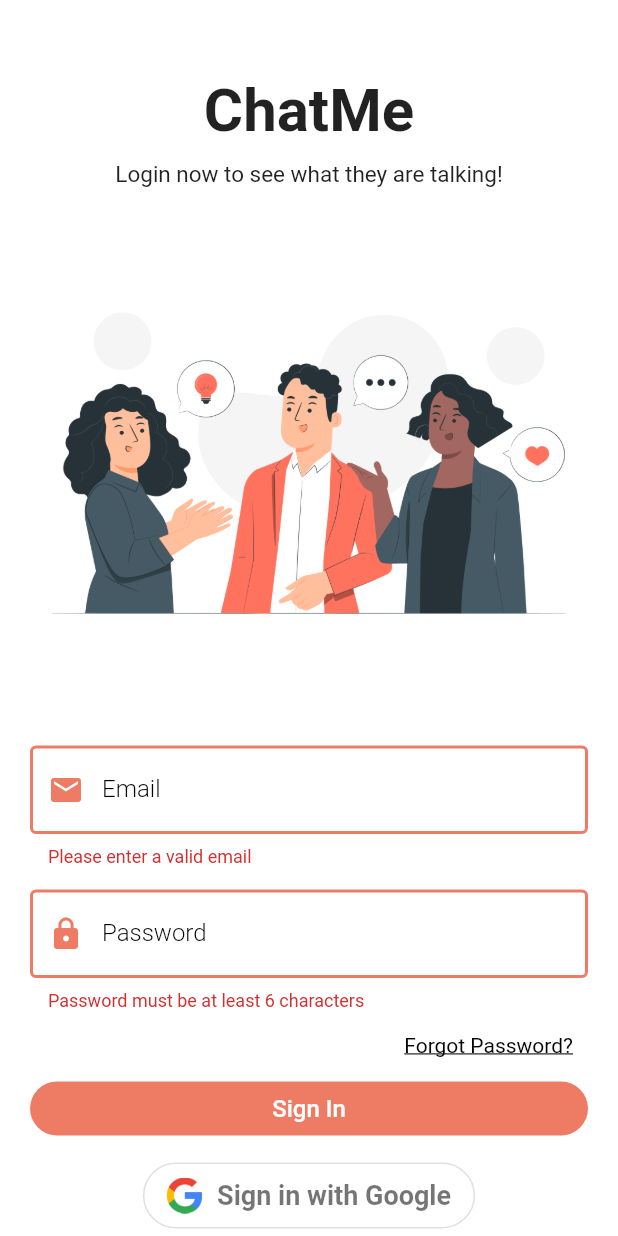
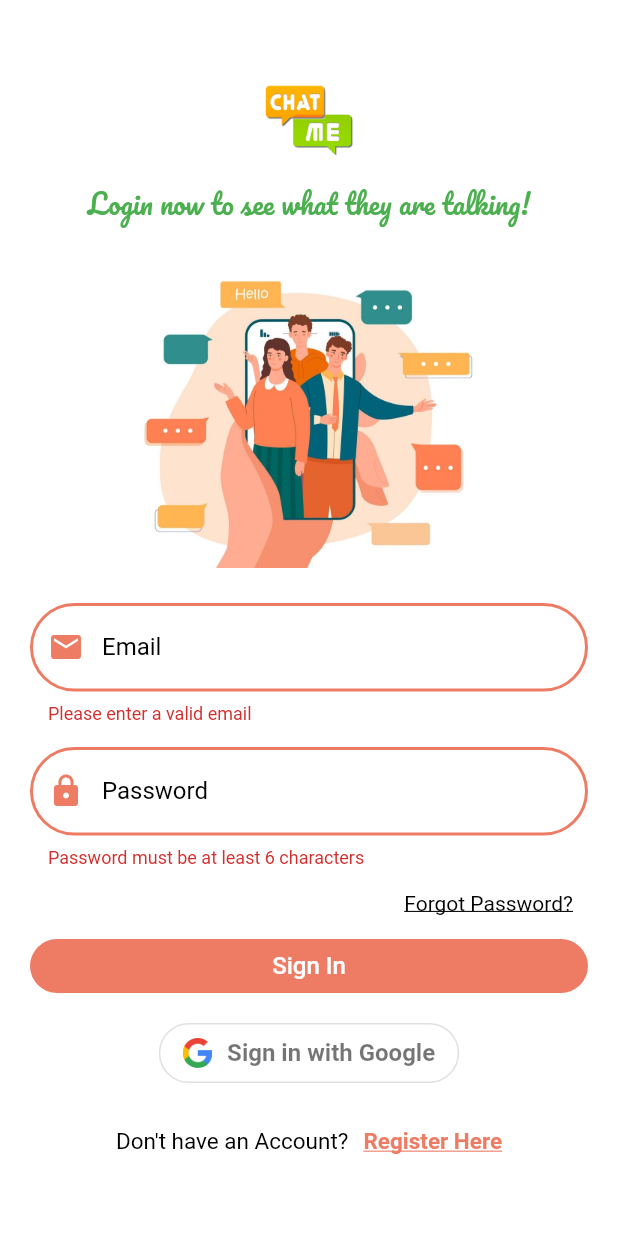
Before and after one commit to Mounika143144/ChatMeApp_Repo, a Flutter app: the screen it shows after launch, after a tap on "Sign In", on a phone screen of 412 x 824 dp. Run offline on Flutter 3.47's test engine with Material 2 defaults, Android fonts, the phone set to English and light mode, and no system bars; drawn by our look-alikes of overlay_support; our stand-ins replace cloud_firestore, connectivity_plus, firebase_auth, firebase_core, firebase_messaging, flutter_local_notifications and 4 more; missing offline and left inert: cloud_firestore_web, firebase_auth_web, firebase_core_web, shared_preferences_web; accounts and stored records are empty.

Commit message:
made UI changes

```diff
--- a/lib/pages/auth/login_page.dart
+++ b/lib/pages/auth/login_page.dart
@@ -80,14 +80,26 @@ class _LoginPageState extends State<LoginPage> {
                       mainAxisAlignment: MainAxisAlignment.center,
                       crossAxisAlignment: CrossAxisAlignment.center,
                       children: <Widget>[
-                        const Text("ChatMe",
-                            style: TextStyle(
-                                fontSize: 40, fontWeight: FontWeight.bold)),
+                        Image.asset(
+                          "assets/chatme.png",
+                          height: 60,
+                          width: 100,
+                        ),
+                        // const Text("ChatMe",
+                        //     style: TextStyle(
+                        //         fontSize: 40, fontWeight: FontWeight.bold)),
                         const SizedBox(height: 10),
                         const Text("Login now to see what they are talking!",
                             style: TextStyle(
-                                fontSize: 15, fontWeight: FontWeight.w400)),
-                        Image.asset("assets/login.png"),
+                                fontSize: 18,
+                                fontWeight: FontWeight.w400,
+                                fontFamily: 'Pacifico',
+                                color: Colors.green)),
+                        Image.asset(
+                          "assets/login1.jpg",
+                          height: 250,
+                          width: 250,
+                        ),
                         TextFormField(
                           decoration: textInputDecoration.copyWith(
                               labelText: "Email",
@@ -190,22 +202,55 @@ class _LoginPageState extends State<LoginPage> {
                           },
                         ),
                         const SizedBox(height: 10),
-                        Text.rich(TextSpan(
-                          text: "Don't have an account? ",
-                          style: const TextStyle(
-                              color: Colors.black, fontSize: 14),
-                          children: <TextSpan>[
-                            TextSpan(
-                                text: "Register here",
-                                style: const TextStyle(
-                                    color: Colors.black,
-                                    decoration: TextDecoration.underline),
-                                recognizer: TapGestureRecognizer()
+                        RichText(
+                          text: TextSpan(
+                            children: [
+                              const TextSpan(
+                                text: 'Don\'t have an Account?',
+                                style: TextStyle(
+                                  color: Color.fromARGB(255, 0, 0, 0),
+                                  fontSize: 15.0,
+                                  fontWeight: FontWeight.w400,
+                                ),
+                              ),
+
+                              const WidgetSpan(child: SizedBox(width: 10)),
+
+                              ///this
+
+                              TextSpan(
+                                text: 'Register Here',
+                                style: TextStyle(
+                                   color: Theme.of(context).primaryColor,
+                                   decoration: TextDecoration.underline,
+                                  fontSize: 15.0,
+                                  fontWeight: FontWeight.w600,
+                                ),
+                                  recognizer: TapGestureRecognizer()
                                   ..onTap = () {
                                     nextScreen(context, const RegisterPage());
-                                  }),
-                          ],
-                        )),
+                                  }
+                              ),
+                            ],
+                          ),
+                        ),
+                        // Text.rich(TextSpan(
+                        //   text: "Don't have an account? ",
+                        //   style: const TextStyle(
+                        //       color: Colors.black, fontSize: 14),
+                        //   children: <TextSpan>[
+                        //     TextSpan(
+                        //         text: "Register here",
+                        //         style: const TextStyle(
+                        //             color: Colors.black,
+                        //             decoration: TextDecoration.underline),
+                        //         recognizer: TapGestureRecognizer()
+                        //           ..onTap = () {
+                        //             nextScreen(context, const RegisterPage());
+                        //           }),
+                        //   ],
+                        // )
+                        // ),
                       ],
                     )),
               ),
@@ -233,6 +278,8 @@ class _LoginPageState extends State<LoginPage> {
             await HelperFunctions.saveUserEmailSF(email);
             await HelperFunctions.saveUserNameSF(snapshot.docs[0]['fullName']);
             nextScreenReplace(context, const HomePage());
+             showSnackbar(
+                          context, Colors.green, "Successfully Logged In");
           } else {
             showSnackbar(context, Colors.red, value);
             setState(() {
--- a/lib/pages/home_page.dart
+++ b/lib/pages/home_page.dart
@@ -163,6 +163,8 @@ class _HomePageState extends State<HomePage> {
                                 MaterialPageRoute(
                                     builder: (context) => const LoginPage()),
                                 (route) => false);
+                                 showSnackbar(
+                          context, Colors.green, "Successfully Logged Out");
                           },
                           icon: const Icon(
                             Icons.done,
--- a/lib/pages/search_page.dart
+++ b/lib/pages/search_page.dart
@@ -176,7 +176,7 @@ class _SearchPageState extends State<SearchPage> {
             setState(() {
               isJoined = !isJoined;
             });
-            showSnackbar(context, Colors.green, "Successfully joined he group");
+            showSnackbar(context, Colors.green, "Successfully joined into the group");
             Future.delayed(const Duration(seconds: 2), () {
               nextScreen(
                   context,
--- a/lib/widgets/common_widgets.dart
+++ b/lib/widgets/common_widgets.dart
@@ -1,15 +1,18 @@
 import 'package:flutter/material.dart';
 
-const textInputDecoration = InputDecoration(
-  labelStyle: TextStyle(color: Colors.black, fontWeight: FontWeight.w300),
+ InputDecoration textInputDecoration = InputDecoration(
+  labelStyle: const TextStyle(color: Colors.black, fontWeight: FontWeight.w400),
   focusedBorder: OutlineInputBorder(
-    borderSide: BorderSide(color: Color(0xFFee7b64), width: 2),
+      borderRadius: BorderRadius.circular(30),
+    borderSide: const BorderSide(color: Color(0xFFee7b64), width: 2),
   ),
   enabledBorder: OutlineInputBorder(
-    borderSide: BorderSide(color: Color(0xFFee7b64), width: 2),
+      borderRadius: BorderRadius.circular(30),
+    borderSide: const BorderSide(color: Color(0xFFee7b64), width: 2),
   ),
   errorBorder: OutlineInputBorder(
-    borderSide: BorderSide(color: Color(0xFFee7b64), width: 2),
+    borderRadius: BorderRadius.circular(30),
+    borderSide: const BorderSide(color: Color(0xFFee7b64), width: 2),
   ),
 );
 
--- a/lib/widgets/google_sign_in_button.dart
+++ b/lib/widgets/google_sign_in_button.dart
@@ -5,6 +5,7 @@ import 'package:chatme/res/fire_assets.dart';
 import 'package:chatme/service/auth_service.dart';
 import 'package:chatme/service/check_internet_connectivity.dart';
 import 'package:chatme/service/database_service.dart';
+import 'package:chatme/widgets/common_widgets.dart';
 import 'package:cloud_firestore/cloud_firestore.dart';
 import 'package:firebase_auth/firebase_auth.dart';
 import 'package:flutter/material.dart';
@@ -18,7 +19,7 @@ class GoogleSignInButton extends StatefulWidget {
 
 class GoogleSignInButtonState extends State<GoogleSignInButton> {
   bool _isSigningIn = false;
-   bool isConnected = true;
+  bool isConnected = true;
   CheckInternetConnectivity c = CheckInternetConnectivity();
 
   @override
@@ -63,11 +64,9 @@ class GoogleSignInButtonState extends State<GoogleSignInButton> {
 
                   // ignore: unnecessary_null_comparison
                   if (user != null) {
-                    Navigator.of(context).pushReplacement(
-                      MaterialPageRoute(
-                        builder: (context) => const HomePage(),
-                      ),
-                    );
+                    nextScreenReplace(context, const HomePage());
+                     showSnackbar(
+                          context, Colors.green, "Successfully Logged In");
                   }
                 } else {
                   const snackBar = SnackBar(
@@ -85,14 +84,14 @@ class GoogleSignInButtonState extends State<GoogleSignInButton> {
                   children: [
                     Image(
                       image: AssetImage(FireAssets.googleLogo),
-                      height: 24.0,
+                      height: 20.0,
                     ),
                     Padding(
                       padding: EdgeInsets.only(left: 10),
                       child: Text(
                         'Sign in with Google',
                         style: TextStyle(
-                          fontSize: 18,
+                          fontSize: 16,
                           color: Colors.black54,
                           fontWeight: FontWeight.w600,
                         ),
```
Also changed, not shown: lib/pages/auth/register_page.dart (+58 -18 lines), pubspec.yaml (+8 -0 lines), assets/fonts/Pacifico-Regular.ttf (added), assets/login1.jpg (added), assets/register1.jpg (added).
